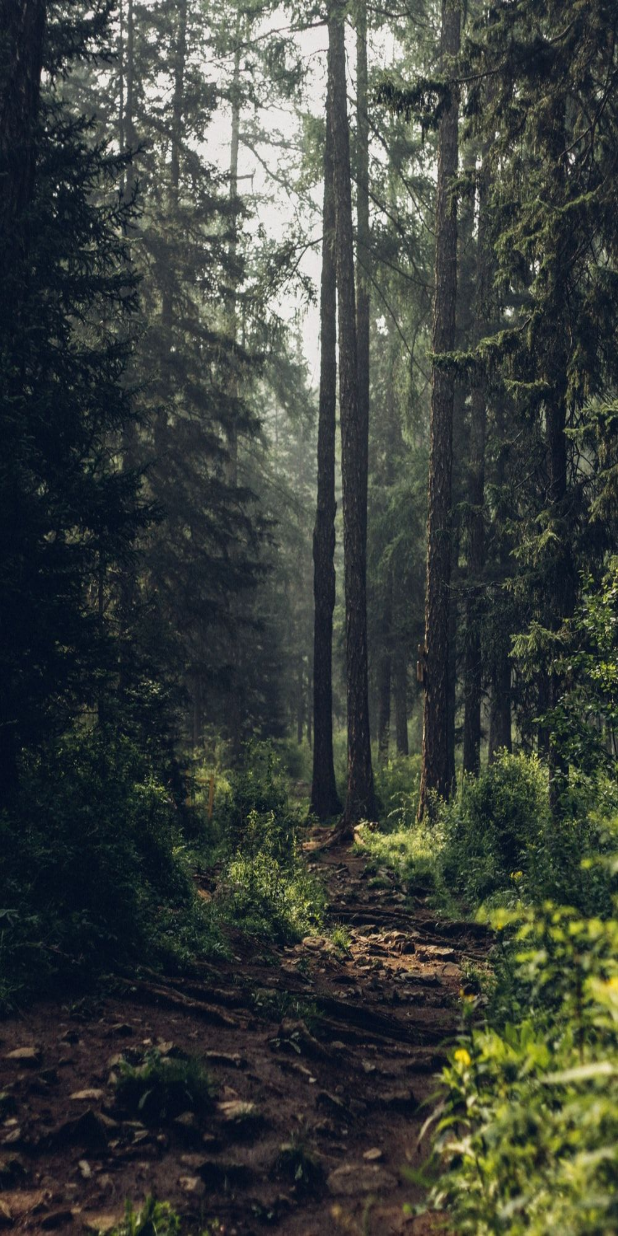
After one commit to DrWheelicus/Nestless, a Flutter app: the AddBirdPage screen opened directly, on a phone screen of 412 x 824 dp. The commit adds this screen. Run offline on Flutter 3.47's test engine with Material 2 defaults, Android fonts, the phone set to English and light mode, and no system bars; our stand-ins replace animated_text_kit, cloud_firestore, curved_navigation_bar, firebase_auth, firebase_core, firebase_dynamic_links and 9 more; missing offline and left inert: advance_notification, flutter_animated_button, rive_splash_screen; accounts and stored records are empty.

Commit message:
added GPS packages and temp add_bird_page.dart

```diff
--- /dev/null
+++ b/nestless/lib/views/add_bird_page.dart
@@ -0,0 +1,25 @@
+import 'package:flutter/material.dart';
+
+class AddBirdPage extends StatefulWidget {
+  const AddBirdPage({Key? key,}): super(key: key);
+
+  @override
+  State<AddBirdPage> createState() => _AddBirdPageState();
+}
+
+
+class _AddBirdPageState extends State<AddBirdPage> {
+  @override
+  Widget build(BuildContext context) {
+    return Scaffold(
+      body: Container(
+          height: MediaQuery.of(context).size.height,
+          width: MediaQuery.of(context).size.width,
+          decoration: const BoxDecoration(
+            image: DecorationImage(
+              fit: BoxFit.fill,
+              image: AssetImage('assets/images/forest-background.jpg')
+            ),
+          )));
+  }
+}
--- a/nestless/lib/views/home_page.dart
+++ b/nestless/lib/views/home_page.dart
@@ -7,6 +7,7 @@ import 'package:nestless/widgets/top_bar.dart';
 
 import 'package:nestless/views/search_page.dart';
 import 'package:nestless/views/profile_page.dart';
+import 'package:nestless/views/add_bird_page.dart';
 
 class HomePage extends StatefulWidget {
   final BaseAuth auth;
@@ -30,7 +31,7 @@ class HomePage extends StatefulWidget {
 class _HomePageState extends State<HomePage> {
   /*ProfilePage(),*/ /*SearchPage(),*/ /*AddBirdPage(),*/ /*SettingsPage()*/
   final List<Widget> _pages = [
-    const ProfilePage(), const SearchPage(), const SearchPage(), const SearchPage()
+    const ProfilePage(), const SearchPage(), const AddBirdPage(), const SearchPage()
   ];
   int _pageIndex = 0;
   @override
--- a/nestless/pubspec.yaml
+++ b/nestless/pubspec.yaml
@@ -64,6 +64,12 @@ dependencies:
   uni_links: ^0.5.1
   google_sign_in: ^5.2.1
 
+  # Gps
+  flutter_map:
+  latlong:
+  geolocator: ^7.7.1
+  geocoding:
+
   # The following adds the Cupertino Icons font to your application.
   # Use with the CupertinoIcons class for iOS style icons.
   cupertino_icons: ^1.0.2
```
Also changed, not shown: 2 other files.
